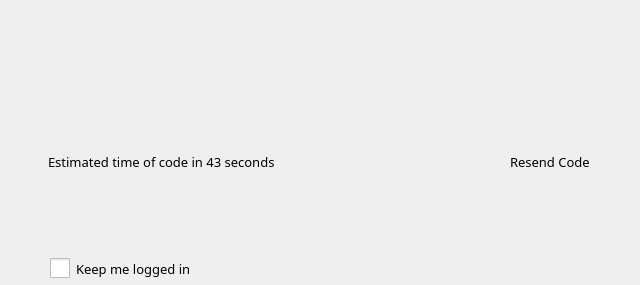
First picture: the form in ui/mobileLogin.ui, repository yechaoGitHub/AI, before the edit.
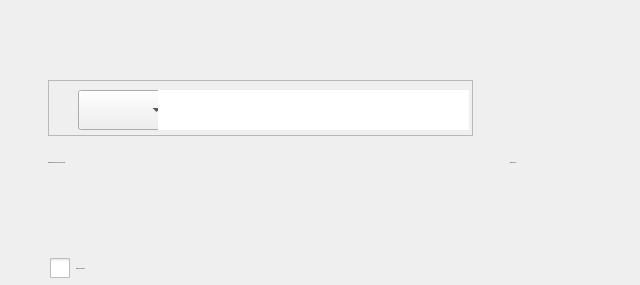
Second picture: the form after the edit. Icons and pictures are not drawn. Custom widgets are drawn as their Qt base class.

```diff
--- a/ui/mobileLogin.ui
+++ b/ui/mobileLogin.ui
@@ -19,12 +19,22 @@
   <property name="font">
    <font>
     <family>微软雅黑</family>
-    <pointsize>10</pointsize>
+    <pointsize>-1</pointsize>
+    <weight>50</weight>
+    <italic>false</italic>
+    <bold>false</bold>
    </font>
   </property>
   <property name="windowTitle">
    <string>Form</string>
   </property>
+  <property name="styleSheet">
+   <string notr="true">QWidget{font: 12px &quot;微软雅黑&quot;};
+QFrame#frame{
+	border:1px sloid #000000;
+	border-radius:8px;
+};</string>
+  </property>
   <widget class="WCommonEdit" name="verificationCodeEdit" native="true">
    <property name="geometry">
     <rect>
@@ -65,29 +75,10 @@
    <property name="font">
     <font>
      <family>微软雅黑</family>
-     <pointsize>10</pointsize>
-    </font>
-   </property>
-  </widget>
-  <widget class="WCommonEdit" name="mobileNumEdit" native="true">
-   <property name="geometry">
-    <rect>
-     <x>48</x>
-     <y>80</y>
-     <width>425</width>
-     <height>56</height>
-    </rect>
-   </property>
-   <property name="sizePolicy">
-    <sizepolicy hsizetype="Fixed" vsizetype="Fixed">
-     <horstretch>0</horstretch>
-     <verstretch>0</verstretch>
-    </sizepolicy>
-   </property>
-   <property name="font">
-    <font>
-     <family>微软雅黑</family>
-     <pointsize>10</pointsize>
+     <pointsize>-1</pointsize>
+     <weight>50</weight>
+     <italic>false</italic>
+     <bold>false</bold>
     </font>
    </property>
   </widget>
@@ -134,7 +125,10 @@
    <property name="font">
     <font>
      <family>微软雅黑</family>
-     <pointsize>10</pointsize>
+     <pointsize>-1</pointsize>
+     <weight>50</weight>
+     <italic>false</italic>
+     <bold>false</bold>
     </font>
    </property>
    <property name="text">
@@ -159,7 +153,10 @@
    <property name="font">
     <font>
      <family>微软雅黑</family>
-     <pointsize>10</pointsize>
+     <pointsize>-1</pointsize>
+     <weight>50</weight>
+     <italic>false</italic>
+     <bold>false</bold>
     </font>
    </property>
    <property name="cursor">
@@ -234,6 +231,70 @@
     <string>Keep me logged in</string>
    </property>
   </widget>
+  <widget class="QFrame" name="frame">
+   <property name="geometry">
+    <rect>
+     <x>48</x>
+     <y>80</y>
+     <width>425</width>
+     <height>56</height>
+    </rect>
+   </property>
+   <property name="styleSheet">
+    <string notr="true"/>
+   </property>
+   <property name="frameShape">
+    <enum>QFrame::StyledPanel</enum>
+   </property>
+   <property name="frameShadow">
+    <enum>QFrame::Raised</enum>
+   </property>
+   <widget class="QPushButton" name="pushButton">
+    <property name="geometry">
+     <rect>
+      <x>10</x>
+      <y>23</y>
+      <width>15</width>
+      <height>12</height>
+     </rect>
+    </property>
+    <property name="styleSheet">
+     <string notr="true">background-image: url(:/QtTest/icon/small-right.png);
+border:none;
+background-repeat: no-repeat;
+background-origin: content;</string>
+    </property>
+    <property name="text">
+     <string/>
+    </property>
+   </widget>
+   <widget class="QComboBox" name="comboBox">
+    <property name="geometry">
+     <rect>
+      <x>30</x>
+      <y>10</y>
+      <width>90</width>
+      <height>40</height>
+     </rect>
+    </property>
+    <property name="styleSheet">
+     <string notr="true">font: 10px &quot;微软雅黑&quot;;</string>
+    </property>
+   </widget>
+   <widget class="QLineEdit" name="lineEdit">
+    <property name="geometry">
+     <rect>
+      <x>110</x>
+      <y>10</y>
+      <width>311</width>
+      <height>40</height>
+     </rect>
+    </property>
+    <property name="styleSheet">
+     <string notr="true">border:none;</string>
+    </property>
+   </widget>
+  </widget>
  </widget>
  <customwidgets>
   <customwidget>
```
Left out of the diff: 24 changed lines with no effect on the pictures.
